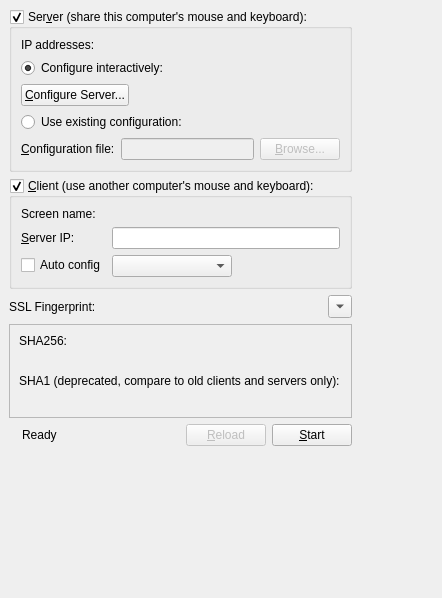
The window that src/gui/src/MainWindowBase.ui (SergeyGadzhilov/SKVM) describes before a commit, drawn with Qt 5.
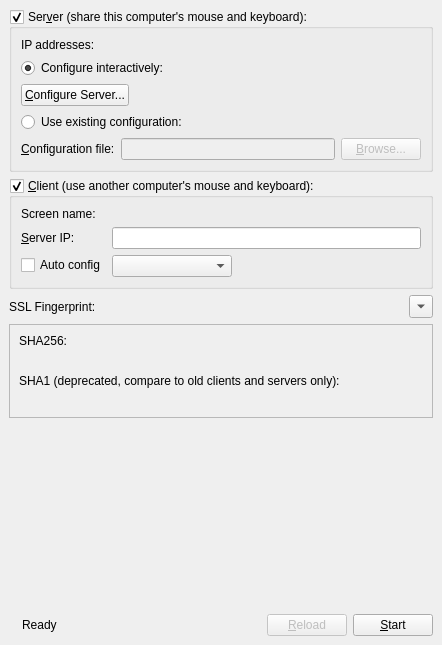
The same window after the commit. Icons and pictures are not drawn.

Commit message: Enable main window maximization

```diff
--- a/src/gui/src/MainWindowBase.ui
+++ b/src/gui/src/MainWindowBase.ui
@@ -7,11 +7,11 @@
     <x>0</x>
     <y>0</y>
     <width>442</width>
-    <height>598</height>
+    <height>645</height>
    </rect>
   </property>
   <property name="sizePolicy">
-   <sizepolicy hsizetype="Fixed" vsizetype="Fixed">
+   <sizepolicy hsizetype="Preferred" vsizetype="Preferred">
     <horstretch>0</horstretch>
     <verstretch>0</verstretch>
    </sizepolicy>
@@ -20,14 +20,23 @@
    <string>SKVM</string>
   </property>
   <widget class="QWidget" name="centralwidget">
+   <property name="sizePolicy">
+    <sizepolicy hsizetype="Maximum" vsizetype="Preferred">
+     <horstretch>0</horstretch>
+     <verstretch>0</verstretch>
+    </sizepolicy>
+   </property>
+   <property name="styleSheet">
+    <string notr="true"/>
+   </property>
    <layout class="QVBoxLayout" name="verticalLayout_2">
     <property name="sizeConstraint">
-     <enum>QLayout::SetFixedSize</enum>
+     <enum>QLayout::SetDefaultConstraint</enum>
     </property>
     <item>
      <widget class="QGroupBox" name="m_pGroupServer">
       <property name="sizePolicy">
-       <sizepolicy hsizetype="Preferred" vsizetype="Preferred">
+       <sizepolicy hsizetype="MinimumExpanding" vsizetype="Fixed">
         <horstretch>0</horstretch>
         <verstretch>0</verstretch>
        </sizepolicy>
@@ -141,7 +150,7 @@
     <item>
      <widget class="QGroupBox" name="m_pGroupClient">
       <property name="sizePolicy">
-       <sizepolicy hsizetype="Preferred" vsizetype="Preferred">
+       <sizepolicy hsizetype="Preferred" vsizetype="Fixed">
         <horstretch>0</horstretch>
         <verstretch>0</verstretch>
        </sizepolicy>
@@ -229,6 +238,12 @@
       </item>
       <item>
        <widget class="QLabel" name="m_pLabelLocalFingerprint">
+        <property name="sizePolicy">
+         <sizepolicy hsizetype="MinimumExpanding" vsizetype="Preferred">
+          <horstretch>0</horstretch>
+          <verstretch>0</verstretch>
+         </sizepolicy>
+        </property>
         <property name="text">
          <string/>
         </property>
@@ -251,6 +266,12 @@
     </item>
     <item>
      <widget class="QFrame" name="frame_fingerprint_details">
+      <property name="sizePolicy">
+       <sizepolicy hsizetype="Preferred" vsizetype="Fixed">
+        <horstretch>0</horstretch>
+        <verstretch>0</verstretch>
+       </sizepolicy>
+      </property>
       <property name="frameShape">
        <enum>QFrame::StyledPanel</enum>
       </property>
@@ -259,7 +280,7 @@
       </property>
       <layout class="QGridLayout" name="gridLayout">
        <property name="sizeConstraint">
-        <enum>QLayout::SetMinimumSize</enum>
+        <enum>QLayout::SetDefaultConstraint</enum>
        </property>
        <item row="1" column="1">
         <widget class="QLabel" name="label_sha256_randomart">
@@ -313,6 +334,19 @@
       </layout>
      </widget>
     </item>
+    <item>
+     <spacer name="verticalSpacer">
+      <property name="orientation">
+       <enum>Qt::Vertical</enum>
+      </property>
+      <property name="sizeHint" stdset="0">
+       <size>
+        <width>20</width>
+        <height>40</height>
+       </size>
+      </property>
+     </spacer>
+    </item>
     <item>
      <layout class="QHBoxLayout" name="horizontalLayout">
       <property name="sizeConstraint">
```
The commit also changes 2 other files.
